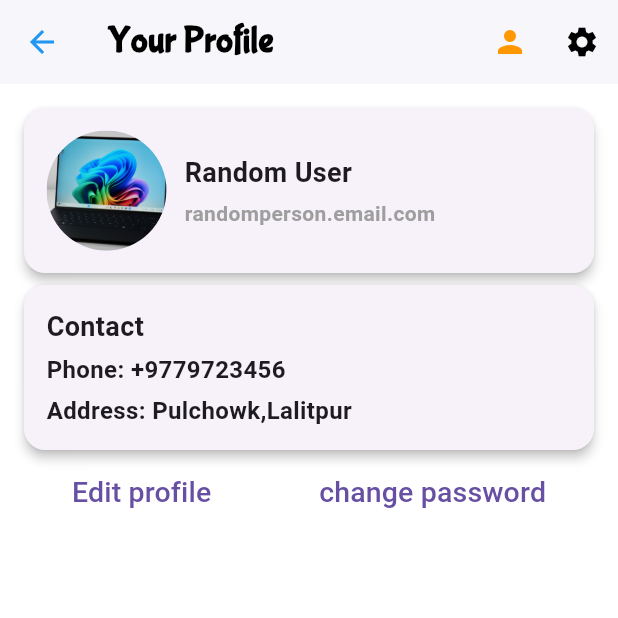
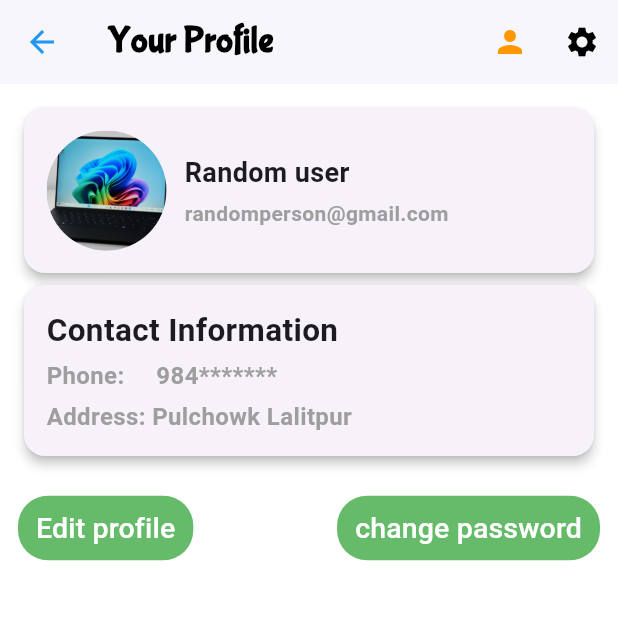
Before and after one commit to 39laxmann/E_commerce-App, a Flutter app: the screen it shows after launch, scrolled down 343 dp, after a tap on the "account circle" icon, on a phone screen of 412 x 824 dp, the top half of it. Run offline on Flutter 3.47's test engine with Material 3 defaults, Android fonts, the phone set to English and light mode, and no system bars; our stand-ins replace carousel_slider, shimmer; missing offline and left inert: dart:ffi.

Commit message:
updated the user profile part

```diff
--- a/lib/screens/account_page.dart
+++ b/lib/screens/account_page.dart
@@ -1,34 +1,50 @@
 // ignore: unused_import
 import 'dart:ffi';
 
-import 'package:e_commerce_app/screens/change_password.dart';
-import 'package:e_commerce_app/screens/edit_profile.dart';
-import 'package:e_commerce_app/screens/setting.dart';
-import 'package:flutter/foundation.dart';
+import 'package:e_commerce_app/screens/home_page.dart';
+import 'package:e_commerce_app/user_profile/change_password.dart';
+import 'package:e_commerce_app/user_profile/edit_profile.dart';
+import 'package:e_commerce_app/user_profile/setting.dart';
 import 'package:flutter/material.dart';
 
-class MyAccount extends StatefulWidget {
-  const MyAccount({super.key});
+class MyAccount extends StatelessWidget {
+  final String userName;
+  final String userEmail;
+  final String userPhoneNo;
+  final String userAddress;
+  const MyAccount({
+    super.key,
+    required this.userName,
+    required this.userEmail,
+    required this.userPhoneNo,
+    required this.userAddress,
+  });
 
-  @override
-  State<MyAccount> createState() => _MyAccountState();
-}
-
-class _MyAccountState extends State<MyAccount> {
   @override
   Widget build(BuildContext context) {
     return Scaffold(
       backgroundColor: Colors.white,
       appBar: AppBar(
         centerTitle: false,
-        leading: IconButton(onPressed: () {
-          Navigator.pop(context, MaterialPageRoute(builder: (context)=> MyAccount()));
+        leading: IconButton(
+          onPressed: () {
+            Navigator.pop(
+              context,
+              MaterialPageRoute(builder: (context) => HomePage()),
+            );
           },
-        icon:  Icon(Icons.arrow_back,color: Colors.blue,)
+          icon: Icon(Icons.arrow_back, color: Colors.blue),
         ),
-        title:const Text('Your Profile',textAlign:TextAlign.start,style: TextStyle(fontSize: 24,color:Colors.black)),
+        title: const Text(
+          'Your Profile',
+          textAlign: TextAlign.start,
+          style: TextStyle(fontSize: 24),
+        ),
         actions: [
-          IconButton(onPressed: () {}, icon: const Icon(Icons.person,color:Colors.orange),),
+          IconButton(
+            onPressed: () {},
+            icon: const Icon(Icons.person, color: Colors.orange),
+          ),
           IconButton(
             onPressed: () {
               Navigator.push(
@@ -36,28 +52,27 @@
                 MaterialPageRoute(builder: (context) => Setting()),
               );
             },
-                   icon: const Icon(Icons.settings,color:Colors.black)),
+            icon: const Icon(Icons.settings, color: Colors.black),
+          ),
         ],
         elevation: 1,
         backgroundColor: Colors.white,
       ),
 
-
-
-      body:SingleChildScrollView(
-        padding:const EdgeInsets.all(12) ,
-        child:Column(
+      body: SingleChildScrollView(
+        padding: const EdgeInsets.all(12),
+        child: Column(
           children: [
             //Icon(Icons.real_estate_agent),
             Card(
-
-                shape: RoundedRectangleBorder(borderRadius: BorderRadius.circular(14)),
+              shape: RoundedRectangleBorder(
+                borderRadius: BorderRadius.circular(14),
+              ),
               elevation: 3,
               child: Padding(
-                padding:const EdgeInsets.all(15),
+                padding: const EdgeInsets.all(15),
                 child: Row(
                   children: [
-
                     CircleAvatar(
                       radius: 40,
                       backgroundImage: AssetImage(
@@ -68,89 +83,91 @@
                     //name and email
                     Column(
                       crossAxisAlignment: CrossAxisAlignment.start,
-                      children: const [
+                      children: [
                         Text(
-                            'Random User',
-                            style: TextStyle(fontSize: 18,fontWeight: FontWeight.bold),
-                          ),
-                          SizedBox(height:4),
-                          Text(
-                            'randomperson.email.com',
+                          userName,
                           style: TextStyle(
-                             fontSize: 14,
-                              color: Colors.grey,
+                            fontSize: 18,
+                            fontWeight: FontWeight.bold,
                           ),
                         ),
+                        SizedBox(height: 4),
+                        Text(
+                          userEmail,
+                          style: TextStyle(fontSize: 14, color: Colors.grey),
+                        ),
                       ],
-                    )
+                    ),
                   ],
                 ),
               ),
             ),
 
-
             SizedBox(
               width: MediaQuery.of(context).size.width * 1,
               child: Card(
-
-                    shape: RoundedRectangleBorder(borderRadius: BorderRadius.circular(14)),
+                shape: RoundedRectangleBorder(
+                  borderRadius: BorderRadius.circular(14),
+                ),
                 elevation: 3,
-                    child:Padding(
+                child: Padding(
                   padding: const EdgeInsets.all(15),
-                      child:Column(
+                  child: Column(
                     crossAxisAlignment: CrossAxisAlignment.start,
-                        children:const [
+                    children: [
                       Text(
-                            'Contact',
+                        'Contact Information',
                         style: TextStyle(
                           fontWeight: FontWeight.bold,
-                              fontSize: 18,
+                          fontSize: 21,
                         ),
                       ),
-                          SizedBox(height:4),
+                      SizedBox(height: 4),
                       Text(
-                            'Phone: +9779723456'
+                        "Phone:     $userPhoneNo",
+                        style: TextStyle(color: Colors.grey),
                       ),
-                          SizedBox(height:4),
+                      SizedBox(height: 4),
                       Text(
-                            'Address: Pulchowk,Lalitpur',
+                        'Address: $userAddress',
+                        style: TextStyle(color: Colors.grey),
                       ),
                     ],
-                      )
-                      ),
-
                   ),
                 ),
+              ),
+            ),
+            SizedBox(height: 20),
 
             Row(
-              mainAxisAlignment: MainAxisAlignment.spaceAround,
+              mainAxisAlignment: MainAxisAlignment.spaceBetween,
               children: [
                 TextButton(
                   onPressed: () {
                     Navigator.push(
                       context,
                       MaterialPageRoute(builder: (context) => EditProfile()),
-                  );},
-                child: Text("Edit profile",style: TextStyle(fontSize: 19),)),
+                    );
+                  },
+                  child: Text("Edit profile", style: TextStyle(fontSize: 19)),
+                ),
                 TextButton(
                   onPressed: () {
                     Navigator.push(
                       context,
                       MaterialPageRoute(builder: (context) => ChangePassword()),
-                  );},
-                child: Text("change password",style: TextStyle(fontSize: 19),))
+                    );
+                  },
+                  child: Text(
+                    "change password",
+                    style: TextStyle(fontSize: 19),
+                  ),
+                ),
               ],
-            )
-
+            ),
           ],
-        )
-      )
-
+        ),
+      ),
     );
-
-
-
-
-
   }
 }
--- a/lib/screens/home_page.dart
+++ b/lib/screens/home_page.dart
@@ -23,8 +23,8 @@
           decoration: BoxDecoration(
             color: Colors.white,
             borderRadius: const BorderRadius.only(
-              bottomLeft: Radius.circular(20),
-              bottomRight: Radius.circular(20),
+              bottomLeft: Radius.circular(8),
+              bottomRight: Radius.circular(8),
             ),
             boxShadow: [
               BoxShadow(
@@ -58,7 +58,14 @@
                   debugPrint("Account button pressed");
                   Navigator.push(
                     context,
-                    MaterialPageRoute(builder: (context) => MyAccount()),
+                    MaterialPageRoute(
+                      builder: (context) => MyAccount(
+                        userName: "Random user",
+                        userEmail: "randomperson@gmail.com",
+                        userPhoneNo: "984*******",
+                        userAddress: "Pulchowk Lalitpur",
+                      ),
+                    ),
                   );
                 },
                 icon: Icon(Icons.account_circle_outlined, size: 34),
--- a/lib/theme/apptheme.dart
+++ b/lib/theme/apptheme.dart
@@ -21,5 +21,12 @@
       bodyMedium: TextStyle(fontWeight: FontWeight.bold, fontSize: 16),
       bodySmall: TextStyle(fontSize: 12),
     ),
+    textButtonTheme: TextButtonThemeData(
+      style: TextButton.styleFrom(
+        foregroundColor: Colors.white,
+        backgroundColor: Colors.green.shade400,
+        shape: RoundedRectangleBorder(borderRadius: BorderRadius.circular(20)),
+      ),
+    ),
   );
 }
```
Also changed, not shown: lib/user_profile/change_password.dart (added, +18 -0 lines), lib/user_profile/edit_profile.dart (added, +17 -0 lines), lib/user_profile/setting.dart (added, +17 -0 lines). Lines whose indentation alone changed are shown as unchanged.
